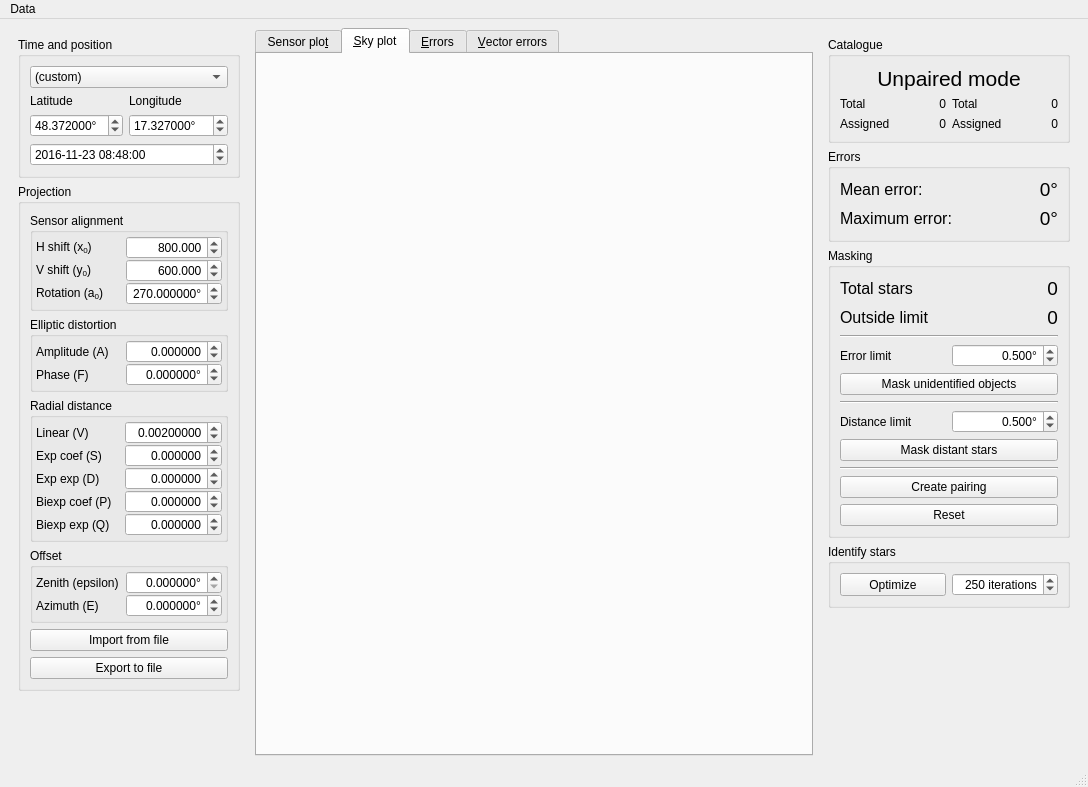
AMOS-uniba/vasco, file ui/main.ui: the form before one commit.
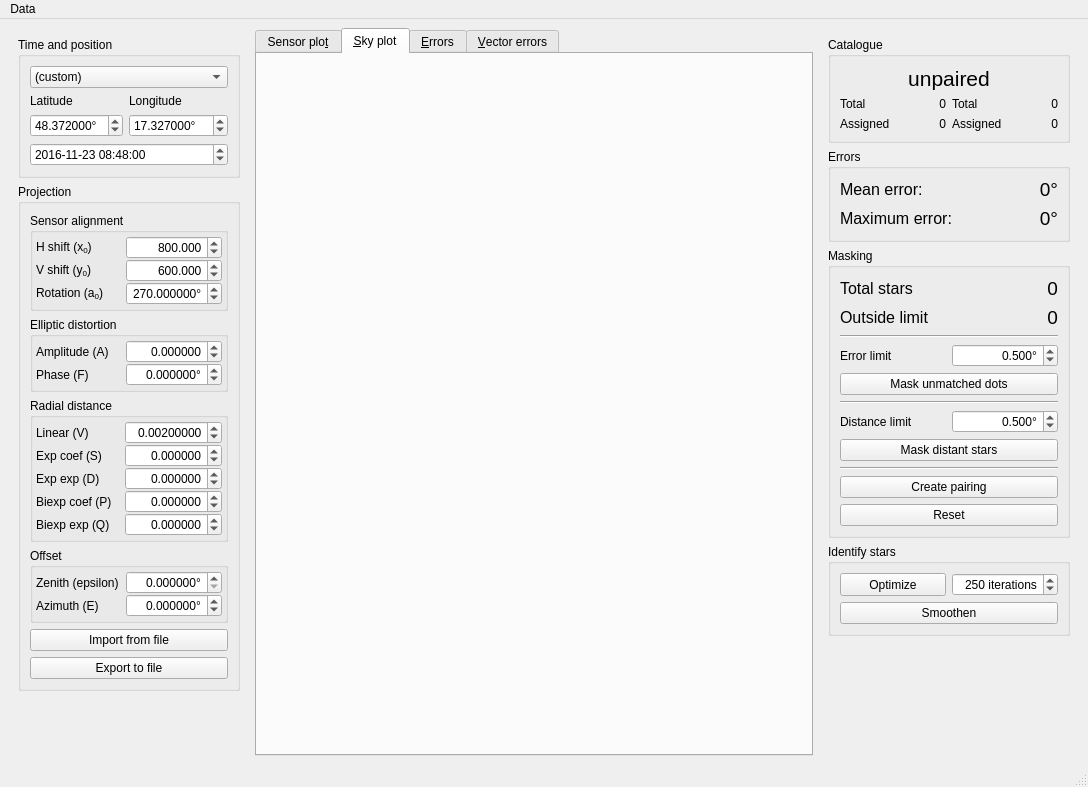
The form after the commit. The open tabs and pages were chosen to show the change.

```diff
--- a/ui/main.ui
+++ b/ui/main.ui
@@ -991,7 +991,7 @@
              </font>
             </property>
             <property name="text">
-             <string>Unpaired mode</string>
+             <string>unpaired</string>
             </property>
             <property name="alignment">
              <set>Qt::AlignCenter</set>
@@ -1142,7 +1142,7 @@
              </sizepolicy>
             </property>
             <property name="text">
-             <string>Mask unidentified objects</string>
+             <string>Mask unmatched dots</string>
             </property>
            </widget>
           </item>
@@ -1365,6 +1365,19 @@
             </property>
            </widget>
           </item>
+          <item row="3" column="0" colspan="2">
+           <widget class="QPushButton" name="pb_smoothen">
+            <property name="sizePolicy">
+             <sizepolicy hsizetype="Preferred" vsizetype="Minimum">
+              <horstretch>0</horstretch>
+              <verstretch>0</verstretch>
+             </sizepolicy>
+            </property>
+            <property name="text">
+             <string>Smoothen</string>
+            </property>
+           </widget>
+          </item>
          </layout>
         </widget>
        </item>
@@ -1376,7 +1389,7 @@
          <property name="sizeHint" stdset="0">
           <size>
            <width>241</width>
-           <height>129</height>
+           <height>101</height>
           </size>
          </property>
         </spacer>
```
Left out of the diff: 6 changed lines with no effect on the pictures.
